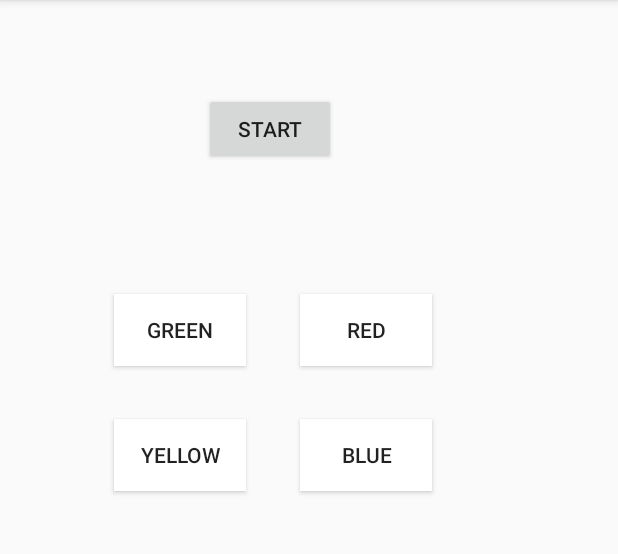
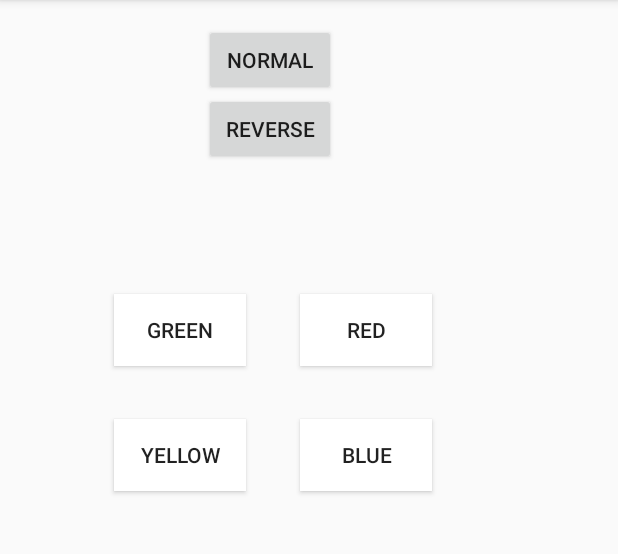
Before and after one commit to mcha83/Simon, an Android app: the screen it shows after launch (TestActivity), after a tap on "GREEN", on a phone screen of 412 x 824 dp, the part 84-638 px from its top. Run offline under Robolectric (Android 15) with nearby library versions, the phone set to English and light mode, and no system bars.

Commit message:
add reverse game mode

```diff
--- a/app/src/main/java/com/bradleywilcox/simon/Simon.java
+++ b/app/src/main/java/com/bradleywilcox/simon/Simon.java
@@ -11,6 +11,12 @@ import java.util.Random;
 
 public class Simon {
 
+    public enum GameMode{
+        normal,
+        backwards,
+        turbo
+    }
+
     public enum Buttons{
         green,
         red,
@@ -23,11 +29,13 @@ public class Simon {
 
     private int playerPressIndex;
     private boolean isPlayersTurnOver;
+    private GameMode mode;
 
-    public Simon(){
+    public Simon(GameMode mode){
         pattern = new ArrayList<>();
         rand = new Random();
         playerPressIndex = 0;
+        this.mode = mode;
 
         // initial first value
         addToPattern();
@@ -42,11 +50,36 @@ public class Simon {
     }
 
     public boolean isPressCorrect(Buttons button){
+        if(mode == GameMode.normal)
+            return isPressCorrectNormal(button);
+
+        if(mode == GameMode.backwards)
+            return isPressCorrectBackward(button);
+
+        return false;
+    }
+
+    private boolean isPressCorrectNormal(Buttons button){
         int buttonNum = button.ordinal();
         boolean isCorrect = pattern.get(playerPressIndex) == buttonNum;
         playerPressIndex++;
 
         if(playerPressIndex == pattern.size()) {
+            playerPressIndex = 0;
+            isPlayersTurnOver = true;
+        }else{
+            isPlayersTurnOver = false;
+        }
+
+        return isCorrect;
+    }
+
+    private boolean isPressCorrectBackward(Buttons button){
+        int buttonNum = button.ordinal();
+        playerPressIndex++;
+
+        boolean isCorrect = pattern.get(pattern.size() - playerPressIndex) == buttonNum;
+        if(playerPressIndex == pattern.size()){
             playerPressIndex = 0;
             isPlayersTurnOver = true;
         }else{
--- a/app/src/main/java/com/bradleywilcox/simon/TestActivity.java
+++ b/app/src/main/java/com/bradleywilcox/simon/TestActivity.java
@@ -9,7 +9,7 @@ import android.widget.Button;
 import android.widget.Toast;
 
 public class TestActivity extends AppCompatActivity implements View.OnClickListener, ISimonActivity{
-    Button btnGreen, btnRed, btnYellow, btnBlue, btnStart;
+    Button btnGreen, btnRed, btnYellow, btnBlue, btnStart, btnStartReverse;
     private Simon simon;
     private SimonRunner simonRunner;
     private Timer timer;
@@ -24,6 +24,7 @@ public class TestActivity extends AppCompatActivity implements View.OnClickListe
         btnYellow = (Button)findViewById(R.id.button3);
         btnBlue = (Button)findViewById(R.id.button4);
         btnStart = (Button)findViewById(R.id.btnStart);
+        btnStartReverse = (Button)findViewById(R.id.btnStartReverse);
 
         btnGreen.setBackgroundColor(Color.WHITE);
         btnRed.setBackgroundColor(Color.WHITE);
@@ -35,6 +36,7 @@ public class TestActivity extends AppCompatActivity implements View.OnClickListe
         btnYellow.setOnClickListener(this);
         btnBlue.setOnClickListener(this);
         btnStart.setOnClickListener(this);
+        btnStartReverse.setOnClickListener(this);
 
     }
 
@@ -43,8 +45,11 @@ public class TestActivity extends AppCompatActivity implements View.OnClickListe
         cancelTimer();
 
         if(view == btnStart){
-            simon = new Simon();
-
+            simon = new Simon(Simon.GameMode.normal);
+            startSimonRunner();
+        }
+        else if(view == btnStartReverse){
+            simon = new Simon(Simon.GameMode.backwards);
             startSimonRunner();
         }
         else {
--- a/app/src/main/res/layout/activity_test.xml
+++ b/app/src/main/res/layout/activity_test.xml
@@ -9,6 +9,16 @@
     android:paddingRight="@dimen/activity_horizontal_margin"
     android:paddingTop="@dimen/activity_vertical_margin"
     tools:context="com.bradleywilcox.simon.TestActivity">
+
+    <Button
+        android:text="Reverse"
+        android:layout_width="wrap_content"
+        android:layout_height="wrap_content"
+        android:layout_alignParentTop="true"
+        android:layout_alignStart="@+id/button"
+        android:layout_marginStart="60dp"
+        android:layout_marginTop="46dp"
+        android:id="@+id/btnStartReverse" />
 
     <Button
         android:text="Green"
@@ -47,12 +57,10 @@
         android:id="@+id/button4" />
 
     <Button
-        android:text="Start"
+        android:text="Normal"
         android:layout_width="wrap_content"
         android:layout_height="wrap_content"
+        android:id="@+id/btnStart"
         android:layout_alignParentTop="true"
-        android:layout_alignStart="@+id/button"
-        android:layout_marginStart="60dp"
-        android:layout_marginTop="46dp"
-        android:id="@+id/btnStart" />
+        android:layout_alignStart="@+id/btnStartReverse" />
 </RelativeLayout>
```
